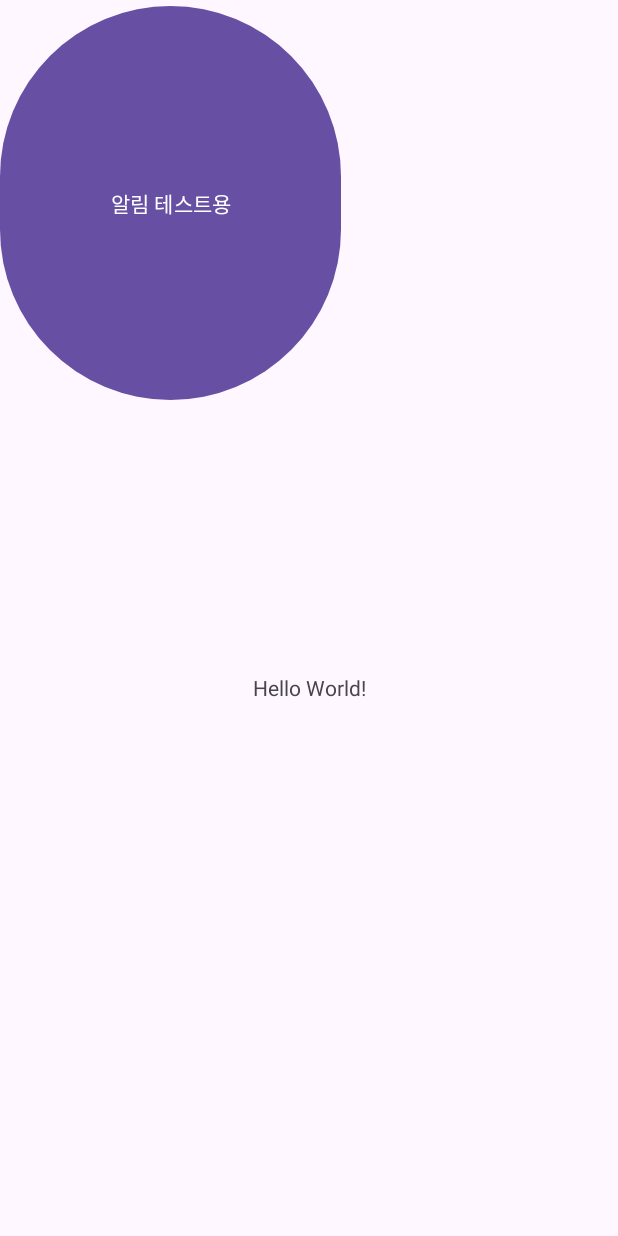
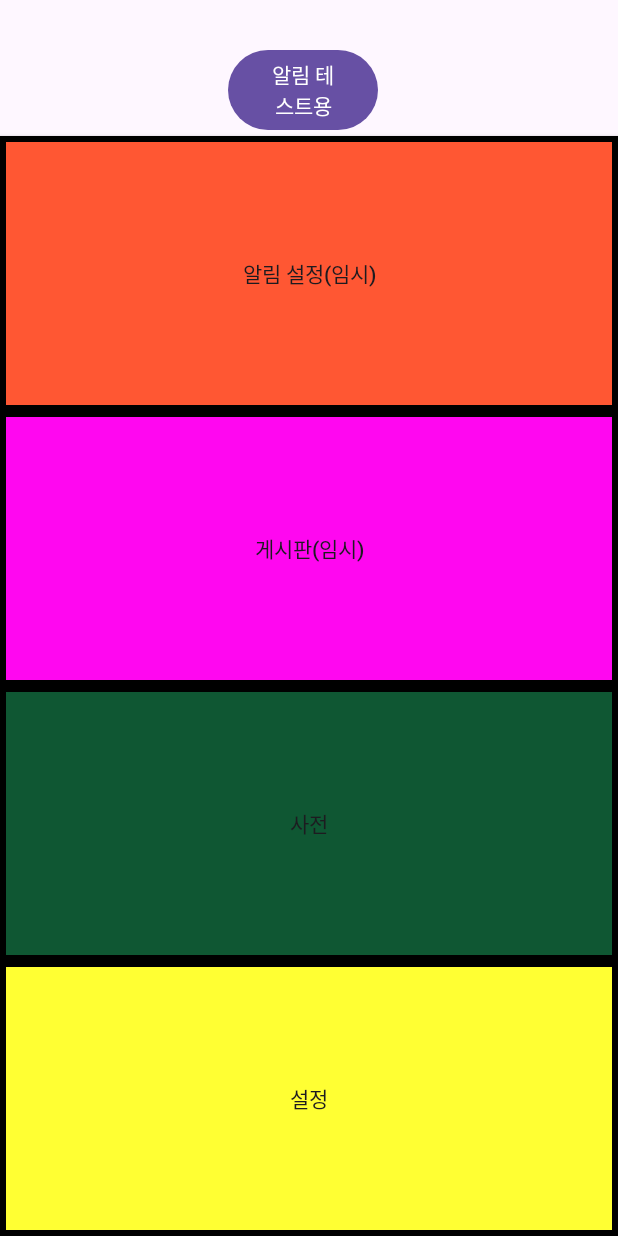
Before and after one commit to theRepetition/car-project_, an Android app: the screen it shows after launch (MainActivity), on a phone screen of 412 x 824 dp. Run offline under Robolectric (Android 15) with nearby library versions, the phone set to English and light mode, and no system bars.

Commit message:
스플래시 화면 추가, 메뉴가 간단하므로 버튼으로 구현, 나중에 다듬어줄 필요가 있음

```diff
--- a/app/src/main/AndroidManifest.xml
+++ b/app/src/main/AndroidManifest.xml
@@ -1,8 +1,10 @@
 <?xml version="1.0" encoding="utf-8"?>
 <manifest xmlns:android="http://schemas.android.com/apk/res/android"
     xmlns:tools="http://schemas.android.com/tools">
+
     <uses-permission android:name="android.permission.FOREGROUND_SERVICE" /> <!-- 권한 추가 -->
     <uses-permission android:name="android.permission.POST_NOTIFICATIONS" />
+
     <application
         android:allowBackup="true"
         android:dataExtractionRules="@xml/data_extraction_rules"
@@ -13,8 +15,12 @@
         android:supportsRtl="true"
         android:theme="@style/Theme.MyApplication"
         tools:targetApi="31">
+        <meta-data
+            android:name="com.google.android.actions"
+            android:resource="@drawable/button_border" />
+
         <activity
-            android:name=".MainActivity"
+            android:name=".splash_activity"
             android:exported="true">
             <intent-filter>
                 <action android:name="android.intent.action.MAIN" />
@@ -22,7 +28,9 @@
                 <category android:name="android.intent.category.LAUNCHER" />
             </intent-filter>
         </activity>
-
+        <activity
+            android:name=".MainActivity"
+            android:exported="true"></activity>
     </application>
 
 </manifest>
--- /dev/null
+++ b/app/src/main/java/com/example/myapplication/splash_activity.java
@@ -0,0 +1,23 @@
+package com.example.myapplication;
+
+import androidx.appcompat.app.AppCompatActivity;
+import android.os.Bundle;
+import android.os.Handler;  // Handler
+import android.content.Intent; // Intent
+
+public class splash_activity extends AppCompatActivity {
+
+    @Override
+    protected void onCreate(Bundle savedInstanceState) {
+        super.onCreate(savedInstanceState);
+        setContentView(R.layout.activity_splash);
+        new Handler().postDelayed(new Runnable() {
+            @Override
+            public void run() {
+                Intent intent = new Intent(splash_activity.this, MainActivity.class);
+                startActivity(intent);
+                finish();
+            }
+        }, 3000); //스플래시 화면이 지속될 시간 지정
+    }
+}
--- /dev/null
+++ b/app/src/main/res/drawable/button_border.xml
@@ -0,0 +1,14 @@
+<selector xmlns:android="http://schemas.android.com/apk/res/android">
+    <item android:state_pressed="true">
+        <shape android:shape="rectangle">
+            <solid android:color="#005733"/> <!-- 버튼이 눌렸을 때의 색상 -->
+            <stroke android:width="4dp" android:color="@android:color/black"/>
+        </shape>
+    </item>
+    <item>
+        <shape android:shape="rectangle">
+            <solid android:color="#FF5733"/> <!-- 기본 버튼 색상 -->
+            <stroke android:width="4dp" android:color="@android:color/black"/>
+        </shape>
+    </item>
+</selector>
--- /dev/null
+++ b/app/src/main/res/drawable/button_border2.xml
@@ -0,0 +1,14 @@
+<selector xmlns:android="http://schemas.android.com/apk/res/android">
+    <item android:state_pressed="true">
+        <shape android:shape="rectangle">
+            <solid android:color="#005733"/> <!-- 버튼이 눌렸을 때의 색상 -->
+            <stroke android:width="4dp" android:color="@android:color/black"/>
+        </shape>
+    </item>
+    <item>
+        <shape android:shape="rectangle">
+            <solid android:color="#FF07f0"/> <!-- 기본 버튼 색상 -->
+            <stroke android:width="4dp" android:color="@android:color/black"/>
+        </shape>
+    </item>
+</selector>
--- /dev/null
+++ b/app/src/main/res/drawable/button_border3.xml
@@ -0,0 +1,14 @@
+<selector xmlns:android="http://schemas.android.com/apk/res/android">
+    <item android:state_pressed="true">
+        <shape android:shape="rectangle">
+            <solid android:color="#005733"/> <!-- 버튼이 눌렸을 때의 색상 -->
+            <stroke android:width="4dp" android:color="@android:color/black"/>
+        </shape>
+    </item>
+    <item>
+        <shape android:shape="rectangle">
+            <solid android:color="#0F5733"/> <!-- 기본 버튼 색상 -->
+            <stroke android:width="4dp" android:color="@android:color/black"/>
+        </shape>
+    </item>
+</selector>
--- /dev/null
+++ b/app/src/main/res/drawable/button_border4.xml
@@ -0,0 +1,14 @@
+<selector xmlns:android="http://schemas.android.com/apk/res/android">
+    <item android:state_pressed="true">
+        <shape android:shape="rectangle">
+            <solid android:color="#005733"/> <!-- 버튼이 눌렸을 때의 색상 -->
+            <stroke android:width="4dp" android:color="@android:color/black"/>
+        </shape>
+    </item>
+    <item>
+        <shape android:shape="rectangle">
+            <solid android:color="#FFff33"/> <!-- 기본 버튼 색상 -->
+            <stroke android:width="4dp" android:color="@android:color/black"/>
+        </shape>
+    </item>
+</selector>
--- a/app/src/main/res/layout/activity_main.xml
+++ b/app/src/main/res/layout/activity_main.xml
@@ -19,13 +19,65 @@
 
     <Button
         android:id="@+id/button_notify"
-        android:layout_width="227dp"
-        android:layout_height="0dp"
-        android:layout_marginBottom="178dp"
+        android:layout_width="100dp"
+        android:layout_height="wrap_content"
+        android:layout_marginStart="152dp"
+        android:layout_marginBottom="300dp"
         android:onClick="showNotification"
         android:text="알림 테스트용"
         app:layout_constraintBottom_toTopOf="@+id/textView"
         app:layout_constraintStart_toStartOf="parent"
         app:layout_constraintTop_toTopOf="parent" />
 
+    <!-- 추가된 버튼 1 -->
+    <android.widget.Button
+        android:id="@+id/button1"
+        android:layout_width="0dp"
+        android:layout_height="0dp"
+        android:text="알림 설정(임시)"
+        android:background="@drawable/button_border"
+        app:layout_constraintTop_toBottomOf="@+id/button_notify"
+        app:layout_constraintBottom_toTopOf="@+id/button2"
+        app:layout_constraintStart_toStartOf="parent"
+        app:layout_constraintEnd_toEndOf="parent"
+        app:layout_constraintVertical_weight="1" />
+
+    <!-- 추가된 버튼 2 -->
+    <android.widget.Button
+        android:id="@+id/button2"
+        android:layout_width="0dp"
+        android:layout_height="0dp"
+        android:text="게시판(임시)"
+        android:background="@drawable/button_border2"
+        app:layout_constraintTop_toBottomOf="@+id/button1"
+        app:layout_constraintBottom_toTopOf="@+id/button3"
+        app:layout_constraintStart_toStartOf="parent"
+        app:layout_constraintEnd_toEndOf="parent"
+        app:layout_constraintVertical_weight="1" />
+
+    <!-- 추가된 버튼 3 -->
+    <android.widget.Button
+        android:id="@+id/button3"
+        android:layout_width="0dp"
+        android:layout_height="0dp"
+        android:text="사전"
+        android:background="@drawable/button_border3"
+        app:layout_constraintTop_toBottomOf="@+id/button2"
+        app:layout_constraintBottom_toTopOf="@+id/button4"
+        app:layout_constraintStart_toStartOf="parent"
+        app:layout_constraintEnd_toEndOf="parent"
+        app:layout_constraintVertical_weight="1" />
+
+    <!-- 추가된 버튼 4 -->
+    <android.widget.Button
+        android:id="@+id/button4"
+        android:layout_width="0dp"
+        android:layout_height="0dp"
+        android:text="설정"
+        android:background="@drawable/button_border4"
+        app:layout_constraintTop_toBottomOf="@+id/button3"
+        app:layout_constraintBottom_toBottomOf="parent"
+        app:layout_constraintStart_toStartOf="parent"
+        app:layout_constraintEnd_toEndOf="parent"
+        app:layout_constraintVertical_weight="1" />
 </androidx.constraintlayout.widget.ConstraintLayout>
--- /dev/null
+++ b/app/src/main/res/layout/activity_splash.xml
@@ -0,0 +1,37 @@
+<?xml version="1.0" encoding="utf-8"?>
+<androidx.constraintlayout.widget.ConstraintLayout xmlns:android="http://schemas.android.com/apk/res/android"
+    xmlns:app="http://schemas.android.com/apk/res-auto"
+    xmlns:tools="http://schemas.android.com/tools"
+    android:layout_width="match_parent"
+    android:background="#afafaf"
+    android:layout_height="match_parent"
+    tools:context=".splash_activity">
+    <!-- backgorund는 배경 색상  -->
+    <ImageView
+        android:id="@+id/logoImageView"
+        android:layout_width="wrap_content"
+        android:layout_height="wrap_content"
+        android:layout_marginStart="108dp"
+        android:layout_marginTop="220dp"
+        android:src="@drawable/your_logo"
+
+        app:layout_constraintBottom_toTopOf="@+id/textView2"
+        app:layout_constraintStart_toStartOf="parent"
+        app:layout_constraintTop_toTopOf="parent" />  <!-- 나중에 적절한 로고로 교체 필요 -->
+
+    <!-- 텍스트뷰에서 gravity는 텍스트를 가운데로 이동 시킴  -->
+    <TextView
+        android:id="@+id/textView2"
+        android:layout_width="0dp"
+        android:layout_height="0dp"
+        android:layout_marginBottom="100dp"
+        android:gravity="center"
+        android:text="텍스트 입력"
+        android:textSize="30sp"
+        app:layout_constraintBottom_toBottomOf="parent"
+        app:layout_constraintEnd_toEndOf="parent"
+        app:layout_constraintHorizontal_bias="0.0"
+        app:layout_constraintStart_toStartOf="parent"
+        app:layout_constraintTop_toBottomOf="@+id/logoImageView" />  <!-- 텍스트 변경 필요,  -->
+
+</androidx.constraintlayout.widget.ConstraintLayout>
```
Also changed, not shown: app/src/main/res/drawable/your_logo.png (added).
